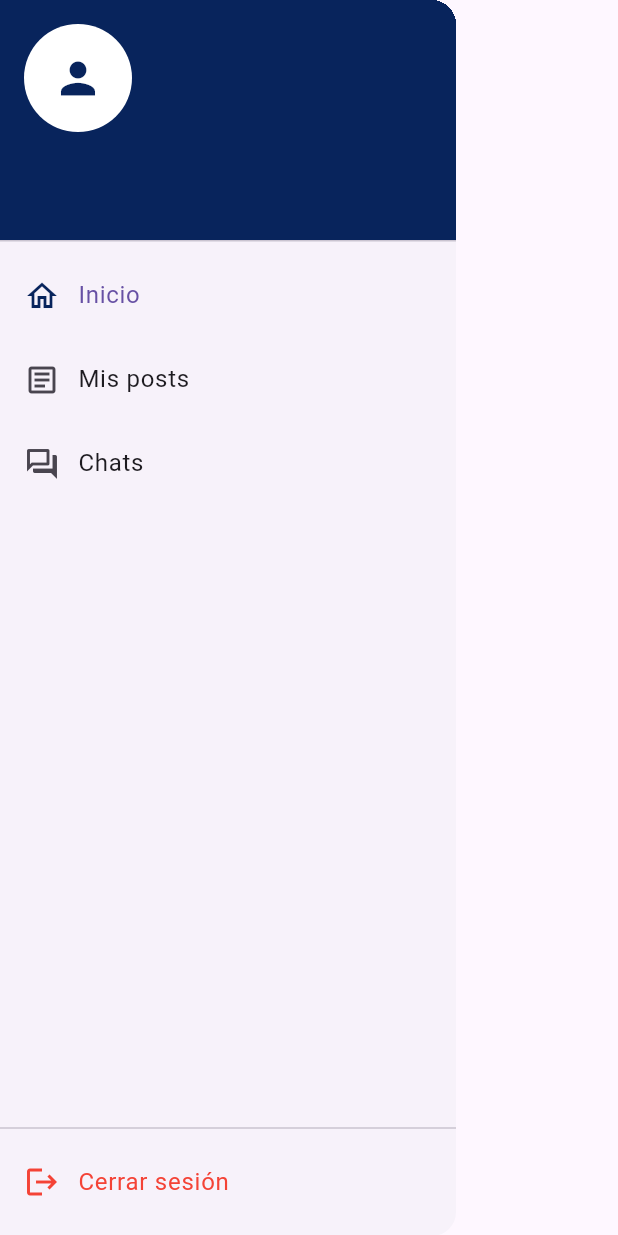
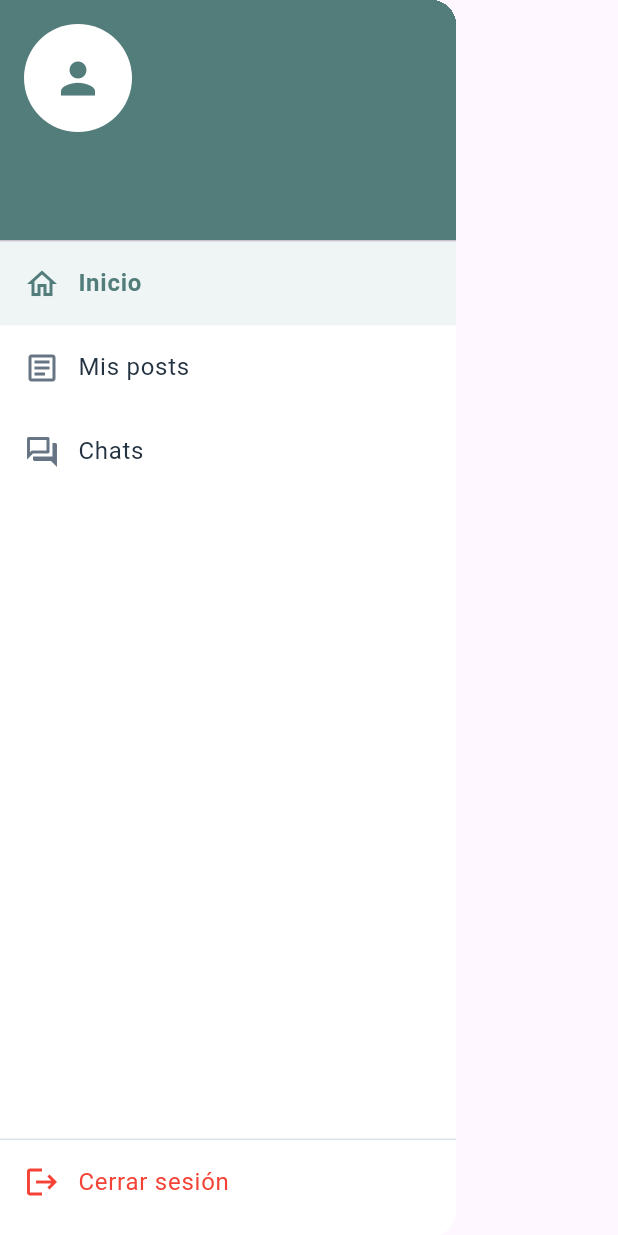
Before and after one commit to coco1016t/PROYECTO--RGR, a Flutter app: the UserDrawer widget shown alone on an empty page, opened directly with empty values, on a phone screen of 412 x 824 dp. Run offline on Flutter 3.47's test engine with Material 3 defaults, Android fonts, the phone set to English and light mode, and no system bars; our stand-ins replace flutter_map, flutter_secure_storage, image_picker, latlong2; accounts and stored records are empty; network calls fail.

Commit message:
Update user_drawer.dart

```diff
--- a/flutter_application_3/lib/widgets/user_drawer.dart
+++ b/flutter_application_3/lib/widgets/user_drawer.dart
@@ -1,15 +1,18 @@
 import 'package:flutter/material.dart';
+
 import '../services/sesion_service.dart';
 
-/// Barra lateral del usuario normal (misma estructura que AdminDrawer):
-/// Inicio, Mis posts y Chats, con "Cerrar sesión" al final.
+const Color _menuSurface = Color(0xFFFFFFFF);
+const Color _menuText = Color(0xFF243341);
+const Color _menuMuted = Color(0xFF667483);
+const Color _menuAccent = Color(0xFF527D7B);
+const Color _menuSelected = Color(0xFFEEF5F4);
+const Color _menuBorder = Color(0xFFDCE3E8);
+
+/// Menú desplegable del usuario normal para móvil y tablet estrecha.
 class UserDrawer extends StatelessWidget {
   final Map<String, dynamic> usuario;
-
-  /// Pestaña activa del blog: 0 = Todos, 1 = Mis posts.
   final int tabActual;
-
-  /// Cambia de pestaña en BlogPage.
   final ValueChanged<int> onCambiarTab;
 
   const UserDrawer({
@@ -19,57 +22,150 @@ class UserDrawer extends StatelessWidget {
     required this.onCambiarTab,
   });
 
+  @override
+  Widget build(BuildContext context) {
+    return Drawer(
+      backgroundColor: _menuSurface,
+      child: _UserNavigationContent(
+        usuario: usuario,
+        tabActual: tabActual,
+        onCambiarTab: onCambiarTab,
+        isDrawer: true,
+      ),
+    );
+  }
+}
+
+/// Presentación persistente del mismo menú para el ancho de escritorio.
+class UserNavigationPanel extends StatelessWidget {
+  final Map<String, dynamic> usuario;
+  final int tabActual;
+  final ValueChanged<int> onCambiarTab;
+
+  const UserNavigationPanel({
+    super.key,
+    required this.usuario,
+    required this.tabActual,
+    required this.onCambiarTab,
+  });
+
+  @override
+  Widget build(BuildContext context) {
+    return SizedBox(
+      width: 216,
+      child: DecoratedBox(
+        decoration: const BoxDecoration(
+          color: _menuSurface,
+          border: Border(right: BorderSide(color: _menuBorder)),
+        ),
+        child: Material(
+          type: MaterialType.transparency,
+          child: _UserNavigationContent(
+            usuario: usuario,
+            tabActual: tabActual,
+            onCambiarTab: onCambiarTab,
+            isDrawer: false,
+          ),
+        ),
+      ),
+    );
+  }
+}
+
+class _UserNavigationContent extends StatelessWidget {
+  final Map<String, dynamic> usuario;
+  final int tabActual;
+  final ValueChanged<int> onCambiarTab;
+  final bool isDrawer;
+
+  const _UserNavigationContent({
+    required this.usuario,
+    required this.tabActual,
+    required this.onCambiarTab,
+    required this.isDrawer,
+  });
+
   String get nombre => usuario['nom_usr']?.toString() ?? 'Usuario';
   String get correo => usuario['mail']?.toString() ?? '';
 
   @override
   Widget build(BuildContext context) {
-    return Drawer(
-      child: SafeArea(
+    return SafeArea(
       child: Column(
         children: [
+          if (isDrawer)
             UserAccountsDrawerHeader(
-              decoration: const BoxDecoration(color: Color(0xFF08245C)),
+              margin: EdgeInsets.zero,
+              decoration: const BoxDecoration(color: _menuAccent),
               currentAccountPicture: const CircleAvatar(
                 backgroundColor: Colors.white,
-                child: Icon(
-                  Icons.person,
-                  color: Color(0xFF08245C),
-                  size: 34,
-                ),
+                child: Icon(Icons.person, color: _menuAccent, size: 34),
               ),
               accountName: Text(nombre),
               accountEmail: Text(correo),
+            )
+          else
+            Padding(
+              padding: const EdgeInsets.fromLTRB(18, 22, 16, 24),
+              child: Row(
+                children: [
+                  const CircleAvatar(
+                    backgroundColor: _menuSelected,
+                    child: Icon(Icons.person_outline, color: _menuAccent),
+                  ),
+                  const SizedBox(width: 12),
+                  Expanded(
+                    child: Column(
+                      crossAxisAlignment: CrossAxisAlignment.start,
+                      children: [
+                        Text(
+                          nombre,
+                          maxLines: 1,
+                          overflow: TextOverflow.ellipsis,
+                          style: const TextStyle(
+                            color: _menuText,
+                            fontWeight: FontWeight.w600,
+                          ),
+                        ),
+                        if (correo.isNotEmpty)
+                          Text(
+                            correo,
+                            maxLines: 1,
+                            overflow: TextOverflow.ellipsis,
+                            style: const TextStyle(
+                              color: _menuMuted,
+                              fontSize: 12,
+                            ),
+                          ),
+                      ],
+                    ),
+                  ),
+                ],
+              ),
             ),
           _opcion(
             icono: Icons.home_outlined,
             titulo: 'Inicio',
             seleccionado: tabActual == 0,
-              onTap: () {
-                Navigator.pop(context);
-                onCambiarTab(0);
-              },
+            onTap: () => _cambiarPestana(context, 0),
           ),
           _opcion(
             icono: Icons.article_outlined,
             titulo: 'Mis posts',
             seleccionado: tabActual == 1,
-              onTap: () {
-                Navigator.pop(context);
-                onCambiarTab(1);
-              },
+            onTap: () => _cambiarPestana(context, 1),
           ),
           _opcion(
             icono: Icons.forum_outlined,
             titulo: 'Chats',
             seleccionado: false,
             onTap: () {
-                Navigator.pop(context);
+              _cerrarDrawer(context);
               Navigator.pushNamed(context, '/mensajes');
             },
           ),
           const Spacer(),
-            const Divider(),
+          const Divider(color: _menuBorder, height: 1),
           ListTile(
             horizontalTitleGap: 12,
             minLeadingWidth: 24,
@@ -90,8 +186,16 @@ class UserDrawer extends StatelessWidget {
           const SizedBox(height: 8),
         ],
       ),
-      ),
     );
+  }
+
+  void _cambiarPestana(BuildContext context, int indice) {
+    _cerrarDrawer(context);
+    onCambiarTab(indice);
+  }
+
+  void _cerrarDrawer(BuildContext context) {
+    if (isDrawer) Navigator.pop(context);
   }
 
   Widget _opcion({
@@ -101,15 +205,21 @@ class UserDrawer extends StatelessWidget {
     required VoidCallback onTap,
   }) {
     return ListTile(
-      // Icono pegado al texto (separación corta, como en el ejemplo).
       horizontalTitleGap: 12,
       minLeadingWidth: 24,
       leading: Icon(
         icono,
-        color: seleccionado ? const Color(0xFF08245C) : null,
+        color: seleccionado ? _menuAccent : _menuMuted,
       ),
-      title: Text(titulo),
+      title: Text(
+        titulo,
+        style: TextStyle(
+          color: seleccionado ? _menuAccent : _menuText,
+          fontWeight: seleccionado ? FontWeight.w600 : FontWeight.normal,
+        ),
+      ),
       selected: seleccionado,
+      selectedTileColor: _menuSelected,
       onTap: onTap,
     );
   }
```
Lines whose indentation alone changed are shown as unchanged.
